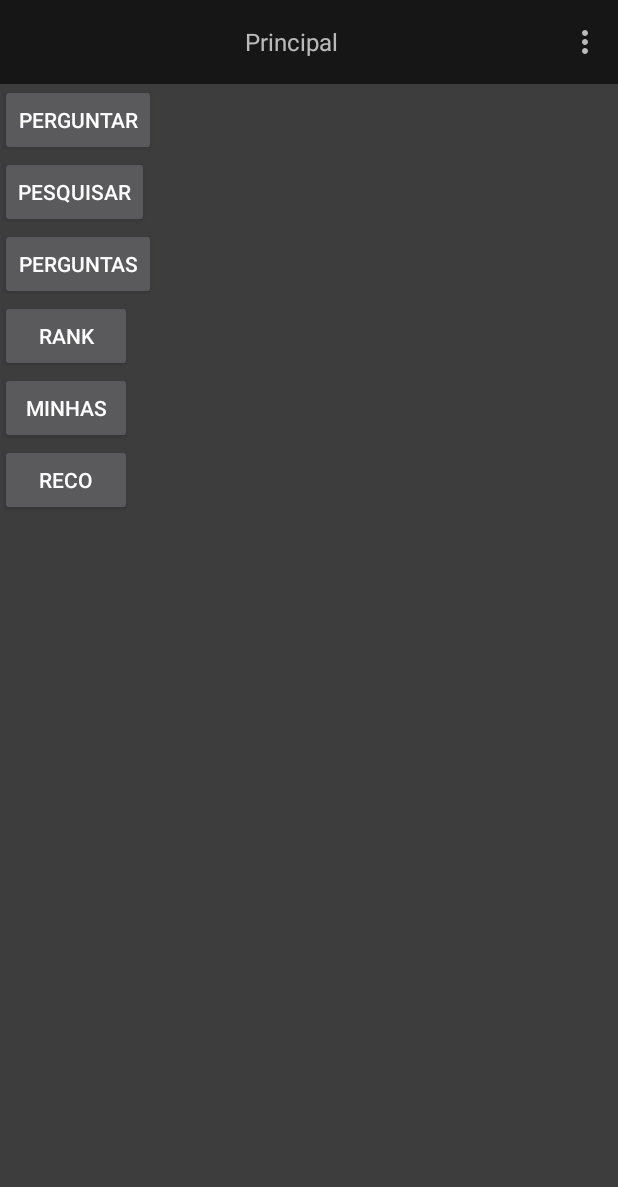
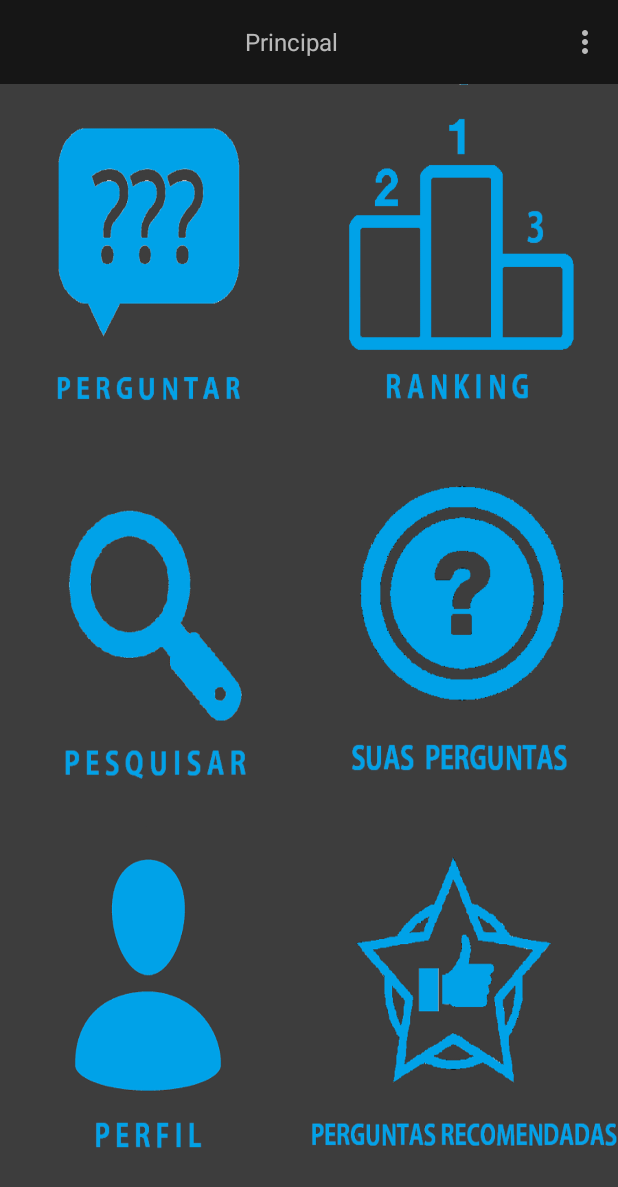
Before and after one commit to codxsolutions/PrivateApp, an Android app: the screen it shows after launch (ActivityPrincipal), on a phone screen of 412 x 824 dp. Shown: the top 1187 px of the screen. Run offline under Robolectric (Android 15) with nearby library versions, the phone set to English and light mode, and no system bars.

Commit message:
Layout da Activity Principal

```diff
--- a/app/src/main/java/br/com/private_codx/aprivate/views/ActivityPrincipal.java
+++ b/app/src/main/java/br/com/private_codx/aprivate/views/ActivityPrincipal.java
@@ -25,11 +25,11 @@ public class ActivityPrincipal extends AppCompatActivity {
         setSupportActionBar(aToolbar);
 
         //Botões
-        Button btnPerguntas = (Button) findViewById(R.id.btnPerguntas);
+        Button btnPerguntas = (Button) findViewById(R.id.btnPerfil);
         btnPerguntas.setOnClickListener(new View.OnClickListener() {
             @Override
             public void onClick(View v) {
-                Intent it = new Intent(getApplicationContext(), ActivityPerguntas.class);
+                Intent it = new Intent(getApplicationContext(), PerfilActivity.class);
                 startActivity(it);
             }
         });
--- a/app/src/main/res/layout/activity_principal.xml
+++ b/app/src/main/res/layout/activity_principal.xml
@@ -35,63 +35,83 @@
     </LinearLayout>
 
 
-
-    <RelativeLayout
-        android:layout_width="wrap_content"
+    <!--Componentes da Activity-->
+    <LinearLayout
+        android:layout_width="match_parent"
         android:layout_height="wrap_content"
         android:layout_alignParentLeft="true"
         android:layout_alignParentStart="true"
         android:layout_below="@id/toolbar_layout"
         android:layout_alignParentBottom="true">
 
-
-        <!--Componentes da Activity-->
+        <!--Primeira coluna de botões-->
+        <LinearLayout
+            android:layout_width="wrap_content"
+            android:layout_height="match_parent"
+            android:orientation="vertical"
+            android:id="@+id/linear1"
+            android:layout_weight="1"
+            >
 
             <Button
                 android:id="@+id/btnPerguntar"
-            android:layout_width="wrap_content"
+                android:layout_width="match_parent"
                 android:layout_height="wrap_content"
-            android:text="@string/btnPerguntar"
-             />
+                android:background="@drawable/ic_perguntar"
+                android:layout_weight="1"/>
 
             <Button
                 android:id="@+id/btnPesquisa"
-            android:layout_width="wrap_content"
+                android:layout_width="match_parent"
                 android:layout_height="wrap_content"
-            android:text="@string/btnPesquisa"
-            android:layout_below="@id/btnPerguntar" />
+                android:layout_weight="1"
+                android:background="@drawable/ic_pesquisar"
+                android:layout_below="@+id/btnPerguntar"/>
 
             <Button
-            android:id="@+id/btnPerguntas"
+                android:id="@+id/btnPerfil"
+                android:layout_width="match_parent"
+                android:layout_height="wrap_content"
+                android:layout_weight="1"
+                android:background="@drawable/ic_perfil"
+                android:layout_below="@id/btnPesquisa" />
+
+        </LinearLayout>
+
+        <!--Segunda coluna de botões-->
+        <LinearLayout
             android:layout_width="wrap_content"
-            android:layout_height="wrap_content"
-            android:text="@string/btnPerguntas"
-            android:layout_below="@id/btnPesquisa" />
+            android:layout_height="match_parent"
+            android:orientation="vertical"
+            android:id="@+id/linear2"
+            android:layout_weight="1"
+            >
 
             <Button
                 android:id="@+id/btnRanking"
-            android:layout_width="wrap_content"
+                android:layout_width="match_parent"
                 android:layout_height="wrap_content"
-            android:text="Rank"
-            android:layout_below="@+id/btnPerguntas" />
+                android:layout_weight="1"
+                android:background="@drawable/ic_ranking"/>
 
             <Button
                 android:id="@+id/btnMinhasPerguntas"
-            android:layout_width="wrap_content"
+                android:layout_width="match_parent"
                 android:layout_height="wrap_content"
-            android:text="Minhas"
-            android:layout_below="@+id/btnRanking" />
+                android:layout_weight="1"
+                android:layout_below="@+id/btnRanking"
+                android:background="@drawable/ic_minhas_perguntas"/>
 
             <Button
                 android:id="@+id/btnRecomendadas"
-            android:layout_width="wrap_content"
+                android:layout_width="match_parent"
                 android:layout_height="wrap_content"
-            android:text="Reco"
-            android:layout_below="@+id/btnMinhasPerguntas" />
+                android:layout_weight="1"
+                android:layout_below="@+id/btnMinhasPerguntas"
+                android:background="@drawable/ic_recomendadas"/>
+
+        </LinearLayout>
+
+    </LinearLayout>
 
 </RelativeLayout>
-
-
-
-
-</RelativeLayout>
```
Also changed, not shown: app/src/main/ic_pesquisar-web.png (added), app/src/main/res/drawable-mdpi/ic_minhas_perguntas.png (added), app/src/main/res/drawable-mdpi/ic_perfil.png (added), app/src/main/res/drawable-mdpi/ic_perguntar.png (added), app/src/main/res/drawable-mdpi/ic_pesquisar.png (added), app/src/main/res/drawable-mdpi/ic_ranking.png (added), app/src/main/res/drawable-mdpi/ic_recomendadas.png (added). Lines whose indentation alone changed are shown as unchanged.
